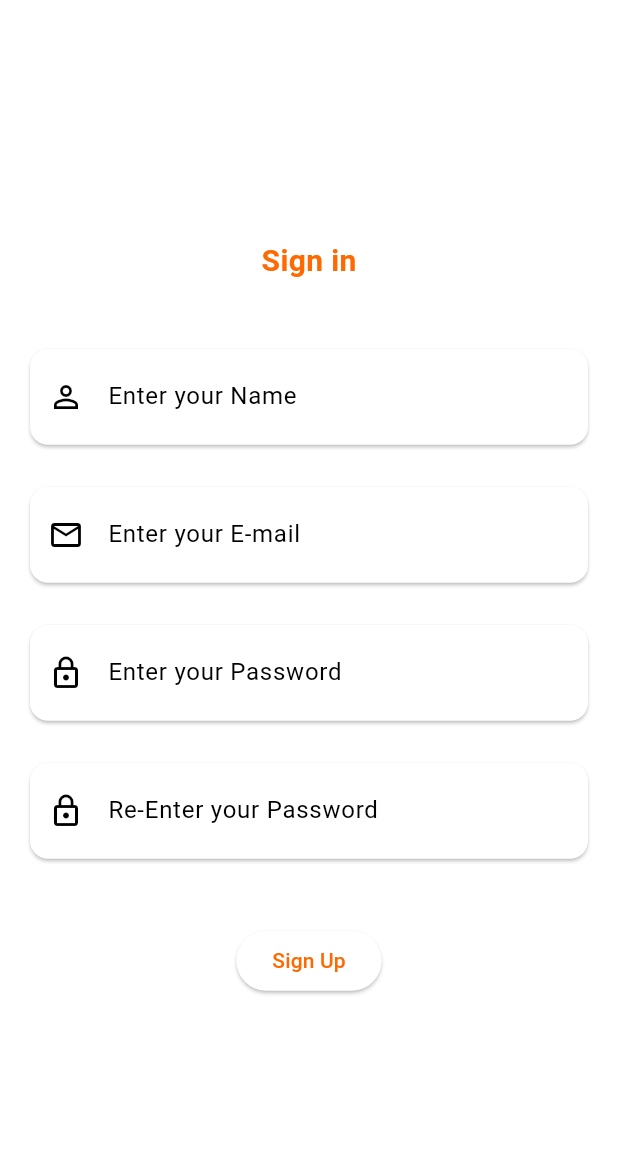
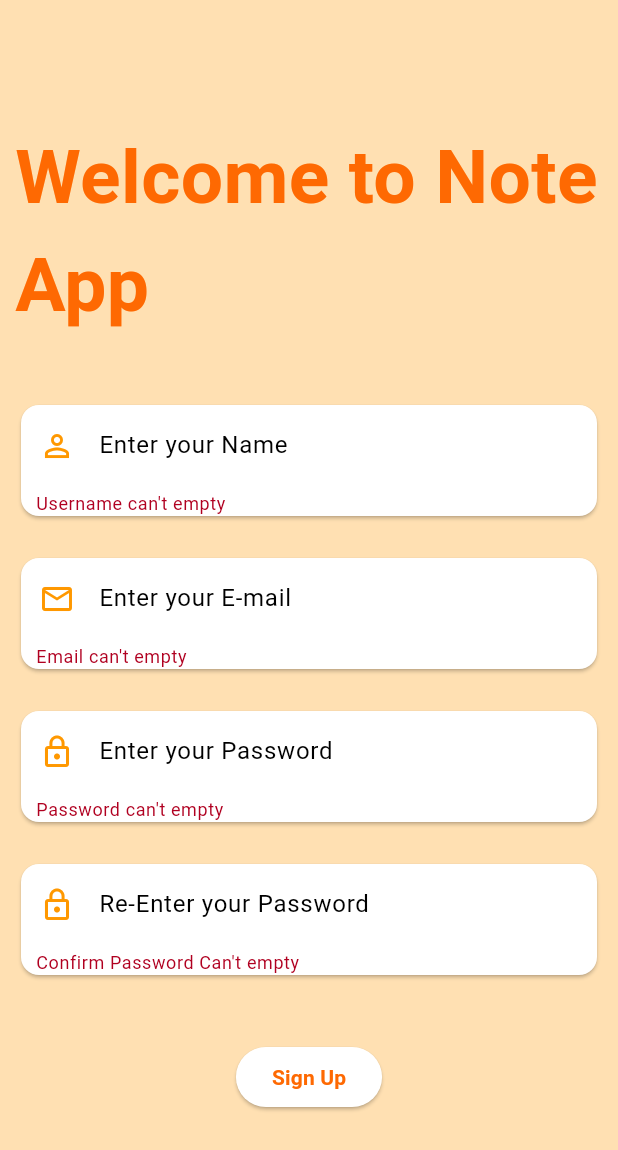
Before and after one commit to SRSONAGARA/Note_Taker, a Flutter app: the screen it shows after launch, after a tap on "Sign Up", on a phone screen of 412 x 824 dp. Shown: the top 1150 px of the screen. Run offline on Flutter 3.47's test engine with Material 3 defaults, Android fonts, the phone set to English and light mode, and no system bars.

Commit message:
registration screen UI updated.

```diff
--- a/lib/features/register/register_screen.dart
+++ b/lib/features/register/register_screen.dart
@@ -1,4 +1,5 @@
 import 'package:flutter/material.dart';
+import 'package:note_app/features/dashboard/home_screen.dart';
 
 class RegistrationScreen extends StatefulWidget {
   static const String routeName = '/Registration-Screen';
@@ -19,17 +20,20 @@ class _RegistrationScreenState extends State<RegistrationScreen> {
   @override
   Widget build(BuildContext context) {
     return Scaffold(
+      backgroundColor: Colors.orange[100],
       body: Center(
         child: SingleChildScrollView(
           child: Padding(
-            padding: const EdgeInsets.all(16),
+            padding: const EdgeInsets.all(10),
+            child: Form(
+              key: formKey,
               child: Column(
                 mainAxisAlignment: MainAxisAlignment.center,
                 children: [
                   Text(
-                  'Sign in',
+                    'Welcome to Note App',
                     style: TextStyle(
-                      fontSize: 20,
+                        fontSize: 50,
                         fontWeight: FontWeight.bold,
                         color: Theme.of(context).colorScheme.primary),
                   ),
@@ -38,9 +42,11 @@ class _RegistrationScreenState extends State<RegistrationScreen> {
                     child: TextFormField(
                       controller: userNameController,
                       decoration: const InputDecoration(
-                        contentPadding: EdgeInsets.symmetric(vertical: 20),
+                          contentPadding: EdgeInsets.symmetric(
+                              vertical: 15, horizontal: 10),
                           border: InputBorder.none,
-                        prefixIcon: Icon(Icons.person_outline),
+                          prefixIcon:
+                              Icon(Icons.person_outline, color: Colors.orange),
                           hintText: 'Enter your Name'),
                       validator: (value) {
                         if (value!.isEmpty) {
@@ -56,9 +62,11 @@ class _RegistrationScreenState extends State<RegistrationScreen> {
                     child: TextFormField(
                       controller: emailController,
                       decoration: const InputDecoration(
-                        contentPadding: EdgeInsets.symmetric(vertical: 20),
+                          contentPadding: EdgeInsets.symmetric(
+                              vertical: 15, horizontal: 10),
                           border: InputBorder.none,
-                        prefixIcon: Icon(Icons.email_outlined),
+                          prefixIcon:
+                              Icon(Icons.email_outlined, color: Colors.orange),
                           hintText: 'Enter your E-mail'),
                       validator: (value) {
                         if (value!.isEmpty) {
@@ -79,9 +87,11 @@ class _RegistrationScreenState extends State<RegistrationScreen> {
                     child: TextFormField(
                       controller: passwordController,
                       decoration: const InputDecoration(
-                        contentPadding: EdgeInsets.symmetric(vertical: 20),
+                          contentPadding: EdgeInsets.symmetric(
+                              vertical: 15, horizontal: 10),
                           border: InputBorder.none,
-                        prefixIcon: Icon(Icons.lock_outline),
+                          prefixIcon:
+                              Icon(Icons.lock_outline, color: Colors.orange),
                           hintText: 'Enter your Password'),
                       validator: (value) {
                         if (value!.isEmpty) {
@@ -100,9 +110,13 @@ class _RegistrationScreenState extends State<RegistrationScreen> {
                     child: TextFormField(
                       controller: confirmPasswordController,
                       decoration: const InputDecoration(
-                        contentPadding: EdgeInsets.symmetric(vertical: 20),
+                          contentPadding: EdgeInsets.symmetric(
+                              vertical: 15, horizontal: 10),
                           border: InputBorder.none,
-                        prefixIcon: Icon(Icons.lock_outline),
+                          prefixIcon: Icon(
+                            Icons.lock_outline,
+                            color: Colors.orange,
+                          ),
                           hintText: 'Re-Enter your Password'),
                       validator: (value) {
                         if (value!.isEmpty) {
@@ -122,12 +136,15 @@ class _RegistrationScreenState extends State<RegistrationScreen> {
                       onPressed: () async {
                         if (formKey.currentState!.validate()) {
                           formKey.currentState!.save();
-                        // await Future.delayed(const Duration(seconds: 1));
-                        // await Navigator.pushNamed(context, '/otp-screen');
+                          Navigator.pushNamed(context, HomeScreen.routeName);
                         }
                       },
-                    child: const Text('Sign Up')),
+                      child: const Text(
+                        'Sign Up',
+                        style: TextStyle(fontWeight: FontWeight.bold),
+                      )),
                 ],
+              ),
             ),
           ),
         ),
--- a/lib/main.dart
+++ b/lib/main.dart
@@ -36,6 +36,7 @@ class MyApp extends StatelessWidget {
       ),
       themeMode: ThemeMode.system,
       initialRoute: RegistrationScreen.routeName,
+      // initialRoute: HomeScreen.routeName,
       routes: AppRoutes.getAppRoutes,
     );
   }
```
Lines whose indentation alone changed are shown as unchanged.
